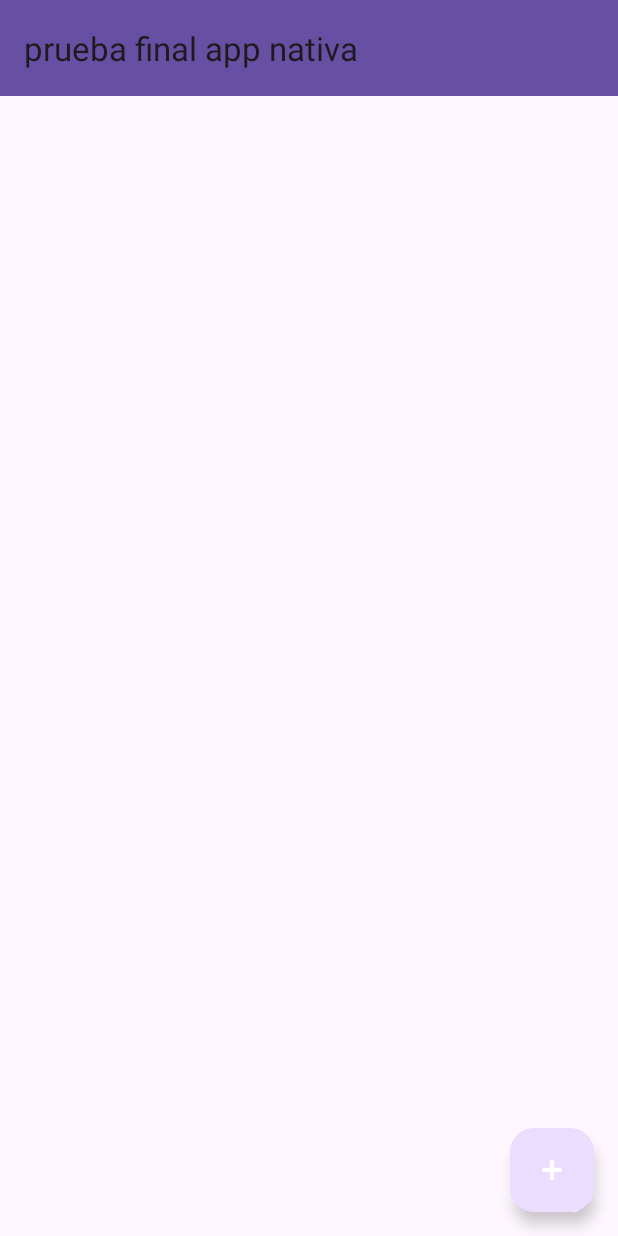
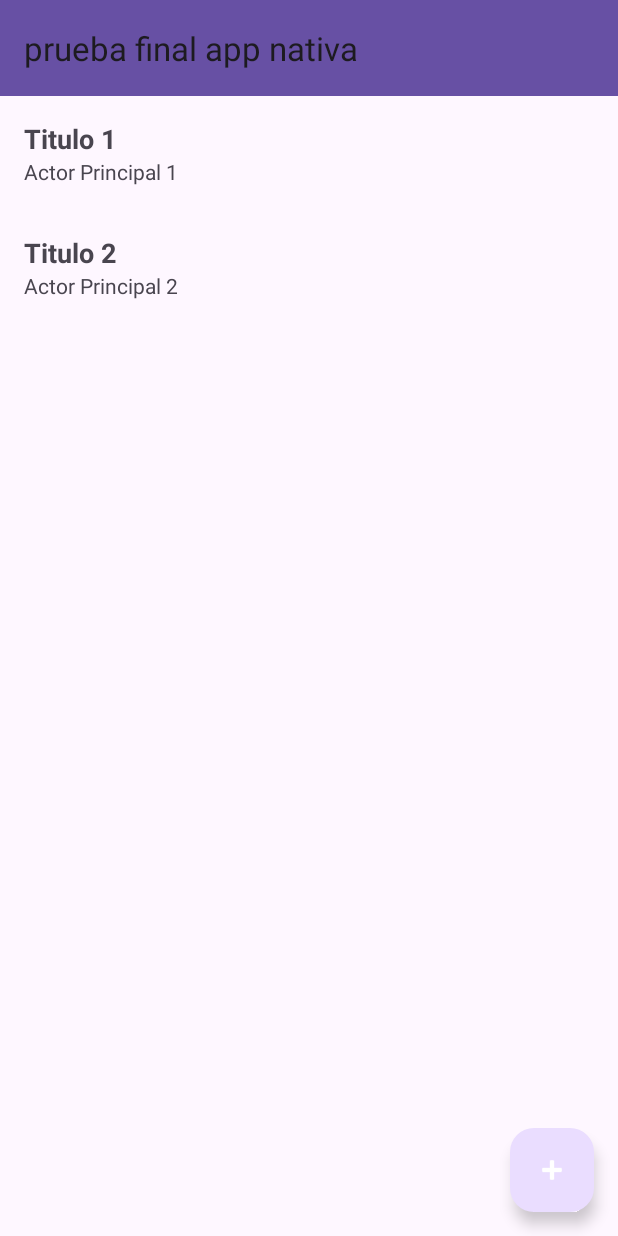
Before and after one commit to Miyagito/prueba-final-app-nativa, an Android app: the screen it shows after launch (MainActivity), on a phone screen of 412 x 824 dp. Run offline under Robolectric (Android 15) with nearby library versions, the phone set to English and light mode, and no system bars.

Commit message:
pantalla inicial

```diff
--- a/app/src/main/AndroidManifest.xml
+++ b/app/src/main/AndroidManifest.xml
@@ -13,6 +13,9 @@
         android:theme="@style/Theme.PruebaFinalAppNativa"
         tools:targetApi="31">
         <activity
+            android:name=".AddMovieActivity"
+            android:exported="false" />
+        <activity
             android:name=".MainActivity"
             android:exported="true">
             <intent-filter>
--- a/app/src/main/java/adapter/MovieAdapter.java
+++ b/app/src/main/java/adapter/MovieAdapter.java
@@ -3,7 +3,9 @@ package adapter;
 import android.view.LayoutInflater;
 import android.view.View;
 import android.view.ViewGroup;
+import android.widget.TextView;
 
+import androidx.annotation.NonNull;
 import androidx.recyclerview.widget.RecyclerView;
 
 import com.example.pruebafinalappnativa.R;
@@ -14,33 +16,40 @@ import model.Movie;
 
 public class MovieAdapter extends RecyclerView.Adapter<MovieAdapter.MovieViewHolder> {
 
-    private List<Movie> moviesList;
-
-    public static class MovieViewHolder extends RecyclerView.ViewHolder {
-        // UI elements to display movie data
-        public MovieViewHolder(View itemView) {
-            super(itemView);
-            // initialize views
-        }
-    }
+    private final List<Movie> moviesList;
 
     public MovieAdapter(List<Movie> moviesList) {
         this.moviesList = moviesList;
     }
 
+    @NonNull
     @Override
-    public MovieViewHolder onCreateViewHolder(ViewGroup parent, int viewType) {
-        View v = LayoutInflater.from(parent.getContext()).inflate(R.layout.movie_item, parent, false);
-        return new MovieViewHolder(v);
+    public MovieViewHolder onCreateViewHolder(@NonNull ViewGroup parent, int viewType) {
+        View itemView = LayoutInflater.from(parent.getContext()).inflate(R.layout.movie_item, parent, false);
+        return new MovieViewHolder(itemView);
     }
 
     @Override
-    public void onBindViewHolder(MovieViewHolder holder, int position) {
-        // bind movie data to the views
+    public void onBindViewHolder(@NonNull MovieViewHolder holder, int position) {
+        Movie movie = moviesList.get(position);
+        holder.titleTextView.setText(movie.getTitle());
+        holder.actorTextView.setText(movie.getMainActor());
+        // Aquí podrías configurar más vistas si agregaste más al movie_item.xml
     }
 
     @Override
     public int getItemCount() {
-        return moviesList.size();
+        return moviesList != null ? moviesList.size() : 0;
+    }
+
+    public static class MovieViewHolder extends RecyclerView.ViewHolder {
+        TextView titleTextView;
+        TextView actorTextView;
+
+        public MovieViewHolder(View view) {
+            super(view);
+            titleTextView = view.findViewById(R.id.tv_movie_title);
+            actorTextView = view.findViewById(R.id.tv_movie_actor);
+        }
     }
 }
--- a/app/src/main/java/com/example/pruebafinalappnativa/MainActivity.java
+++ b/app/src/main/java/com/example/pruebafinalappnativa/MainActivity.java
@@ -1,15 +1,25 @@
 package com.example.pruebafinalappnativa;
 
+import android.content.Intent;
 import android.os.Bundle;
 import androidx.appcompat.app.AppCompatActivity;
 import androidx.appcompat.widget.Toolbar;
+import androidx.recyclerview.widget.LinearLayoutManager;
 import androidx.recyclerview.widget.RecyclerView;
 import com.google.android.material.floatingactionbutton.FloatingActionButton;
+
+import java.util.ArrayList;
+import java.util.List;
+
+import adapter.MovieAdapter;
+import model.Movie;
 
 public class MainActivity extends AppCompatActivity {
 
     private RecyclerView recyclerView;
     private FloatingActionButton fab;
+
+    private List<Movie> moviesList;
 
     @Override
     protected void onCreate(Bundle savedInstanceState) {
@@ -20,11 +30,20 @@ public class MainActivity extends AppCompatActivity {
         setSupportActionBar(toolbar);
 
         recyclerView = findViewById(R.id.recycler_view_movies);
-        // Aquí configurarías tu RecyclerView con un LayoutManager y un Adapter
+        recyclerView.setLayoutManager(new LinearLayoutManager(this));
+
+        moviesList = new ArrayList<>();
+        moviesList.add(new Movie("Titulo 1", "Actor Principal 1", "Fecha 1", "Ciudad 1"));
+        moviesList.add(new Movie("Titulo 2", "Actor Principal 2", "Fecha 2", "Ciudad 2"));
+
+        // Suponiendo que moviesList ya está inicializada y contiene datos
+        MovieAdapter adapter = new MovieAdapter(moviesList);
+        recyclerView.setAdapter(adapter);
 
         fab = findViewById(R.id.add_movie_fab);
         fab.setOnClickListener(view -> {
-            // Aquí iniciarías la actividad para agregar una nueva película
+            Intent intent = new Intent(MainActivity.this, AddMovieActivity.class);
+            startActivity(intent);
         });
     }
 }
--- a/app/src/main/java/model/Movie.java
+++ b/app/src/main/java/model/Movie.java
@@ -6,5 +6,19 @@ public class Movie {
     private String viewingDate;
     private String city;
 
+    public Movie(String title, String mainActor, String viewingDate, String city) {
+        this.title = title;
+        this.mainActor = mainActor;
+        this.viewingDate = viewingDate;
+        this.city = city;
+    }
+
+    public String getTitle() {
+        return title;
+    }
+
+    public String getMainActor() {
+        return mainActor;
+    }
     // Constructor, getters y setters
 }
```
Also changed, not shown: app/src/main/java/com/example/pruebafinalappnativa/AddMovieActivity.java (added, +24 -0 lines), app/src/main/res/layout/activity_add_movie.xml (added, +10 -0 lines).
